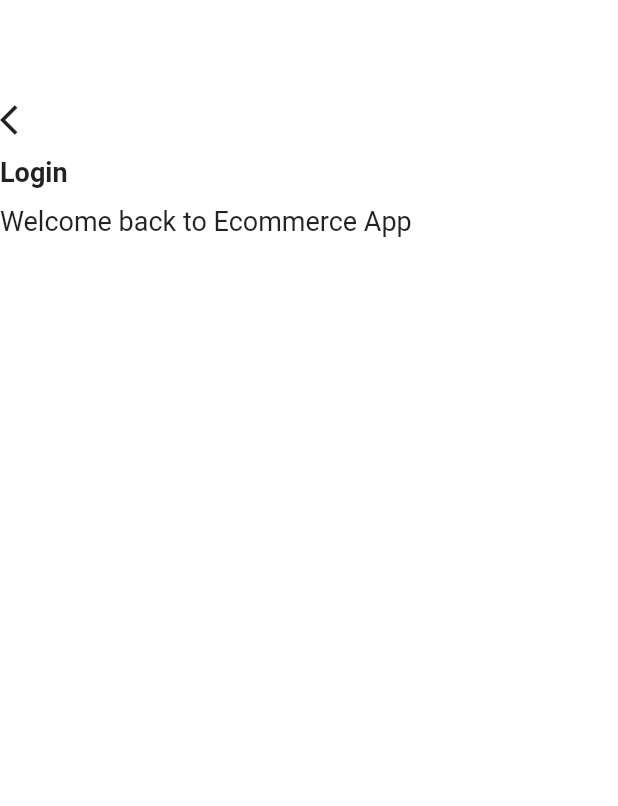
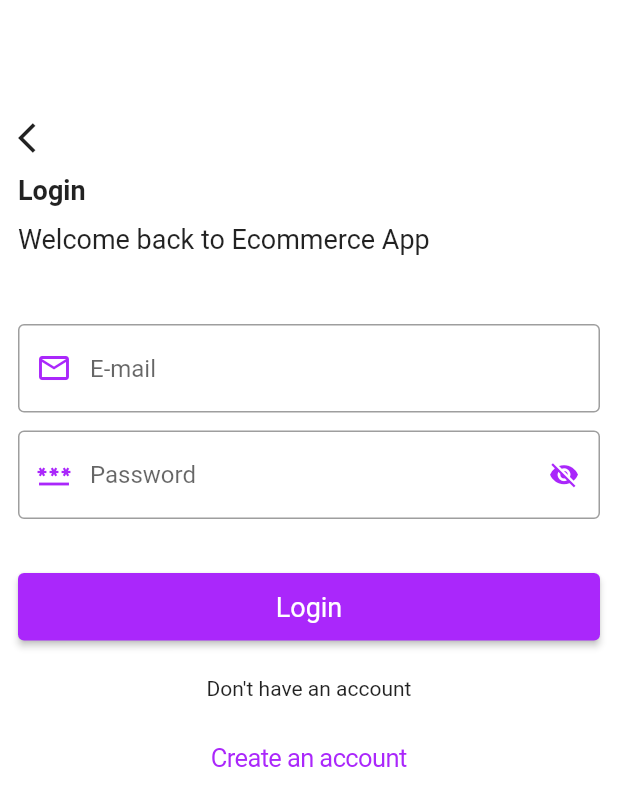
Before and after one commit to deepak20001/ecommerce_app, a Flutter app: the Login screen opened directly, on a phone screen of 412 x 824 dp. Shown: the top 806 px of the screen. Run offline on Flutter 3.47's test engine with Material 2 defaults, Android fonts, the phone set to English and light mode, and no system bars.

Commit message:
login page done

```diff
--- a/lib/constants/theme.dart
+++ b/lib/constants/theme.dart
@@ -2,9 +2,19 @@ import 'package:flutter/material.dart';
 
 ThemeData themeData = ThemeData(
   scaffoldBackgroundColor: Colors.white,
+  primaryColor: const Color(0xFFAA27FB),
+  inputDecorationTheme: InputDecorationTheme(
+    border: outlineInputBorder,
+    errorBorder: outlineInputBorder,
+    enabledBorder: outlineInputBorder,
+    focusedBorder: outlineInputBorder,
+    disabledBorder: outlineInputBorder,
+    prefixIconColor: const Color(0xFFAA27FB),
+    suffixIconColor: const Color(0xFFAA27FB),
+  ),
   elevatedButtonTheme: ElevatedButtonThemeData(
     style: ElevatedButton.styleFrom(
-      backgroundColor: Color(0xFFAA27FB),
+      backgroundColor: const Color(0xFFAA27FB),
       textStyle: const TextStyle(
         fontSize: 18.0,
       ),
@@ -12,3 +22,9 @@ ThemeData themeData = ThemeData(
     ),
   ),
 );
+
+OutlineInputBorder outlineInputBorder = const OutlineInputBorder(
+  borderSide: BorderSide(
+    color: Colors.grey,
+  ),
+);
--- a/lib/screens/auth_ui/login/login.dart
+++ b/lib/screens/auth_ui/login/login.dart
@@ -1,19 +1,98 @@
+import 'package:ecommerce_app/widgets/primary_button/primary_button.dart';
 import 'package:ecommerce_app/widgets/top_titles/top_titles.dart';
+import 'package:flutter/cupertino.dart';
 import 'package:flutter/material.dart';
 
-class Login extends StatelessWidget {
+class Login extends StatefulWidget {
   const Login({super.key});
 
   @override
+  State<Login> createState() => _LoginState();
+}
+
+class _LoginState extends State<Login> {
+  bool isShowPassword = true;
+  @override
   Widget build(BuildContext context) {
-    return const Scaffold(
-      body: Column(
-        children: [
-          TopTitles(
-            title: "Login",
-            subtitle: "Welcome back to Ecommerce App",
-          ),
-        ],
+    return Scaffold(
+      body: Padding(
+        padding: const EdgeInsets.all(12.0),
+        child: Column(
+          crossAxisAlignment: CrossAxisAlignment.start,
+          children: [
+            const TopTitles(
+              title: "Login",
+              subtitle: "Welcome back to Ecommerce App",
+            ),
+            const SizedBox(
+              height: 46.0,
+            ),
+            TextFormField(
+              decoration: const InputDecoration(
+                hintText: "E-mail",
+                prefixIcon: Icon(
+                  Icons.email_outlined,
+                ),
+              ),
+            ),
+            const SizedBox(
+              height: 12.0,
+            ),
+            TextFormField(
+              obscureText: isShowPassword,
+              decoration: InputDecoration(
+                hintText: "Password",
+                prefixIcon: const Icon(
+                  Icons.password_sharp,
+                ),
+                suffixIcon: CupertinoButton(
+                  onPressed: () {
+                    setState(() {
+                      isShowPassword = !isShowPassword;
+                    });
+                  },
+                  padding: EdgeInsets.zero,
+                  child: isShowPassword == false
+                      ? const Icon(
+                          Icons.visibility,
+                          color: Color(0xFFAA27FB),
+                        )
+                      : const Icon(
+                          Icons.visibility_off,
+                          color: Color(0xFFAA27FB),
+                        ),
+                ),
+              ),
+            ),
+            const SizedBox(
+              height: 36.0,
+            ),
+            PrimaryButton(
+              title: "Login",
+              onPressed: () {},
+            ),
+            const SizedBox(
+              height: 24.0,
+            ),
+            const Center(
+              child: Text("Don't have an account"),
+            ),
+            const SizedBox(
+              height: 12.0,
+            ),
+            Center(
+              child: CupertinoButton(
+                child: Text(
+                  "Create an account",
+                  style: TextStyle(
+                    color: Theme.of(context).primaryColor,
+                  ),
+                ),
+                onPressed: () {},
+              ),
+            ),
+          ],
+        ),
       ),
     );
   }
--- a/lib/widgets/primary_button/primary_button.dart
+++ b/lib/widgets/primary_button/primary_button.dart
@@ -3,7 +3,7 @@ import 'package:flutter/material.dart';
 class PrimaryButton extends StatelessWidget {
   final void Function()? onPressed;
   final String title;
-  const PrimaryButton({super.key, this.onPressed, required this.title});
+  const PrimaryButton({super.key, required this.onPressed, required this.title});
 
   @override
   Widget build(BuildContext context) {
```
